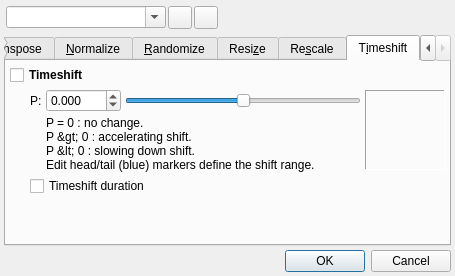
Old version of the form src/qtractorMidiToolsForm.ui in the repository rncbc/qtractor.
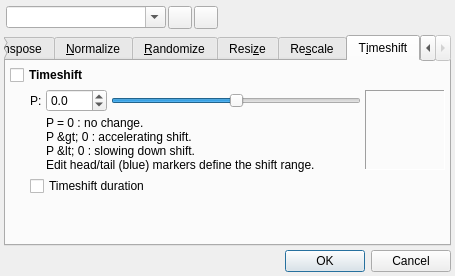
New version of the form. The open tabs and pages were chosen to show the change. Icons and pictures are not drawn. Custom widgets are drawn as their Qt base class.

The edit to the form file:
```diff
--- a/src/qtractorMidiToolsForm.ui
+++ b/src/qtractorMidiToolsForm.ui
@@ -1187,7 +1187,7 @@
           <bool>true</bool>
          </property>
          <property name="decimals">
-          <number>3</number>
+		  <number>1</number>
          </property>
          <property name="minimum">
           <double>-100.0</double>
@@ -1199,7 +1199,7 @@
           <double>0.001</double>
          </property>
          <property name="value">
-          <double>0.000</double>
+		  <double>0.0</double>
          </property>
         </widget>
        </item>
```
Left out of the diff: 4 changed lines with no effect on the pictures. Lines whose indentation alone changed are shown as unchanged.
